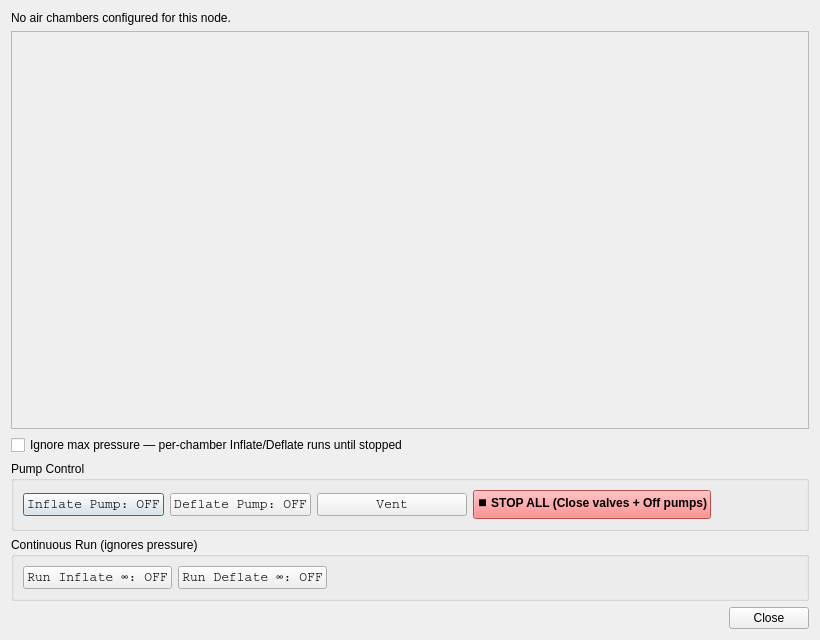
Qt form src/gui/ui/test_actuators_dialog.ui (techandpeople/SoftEdIBO) before a commit.
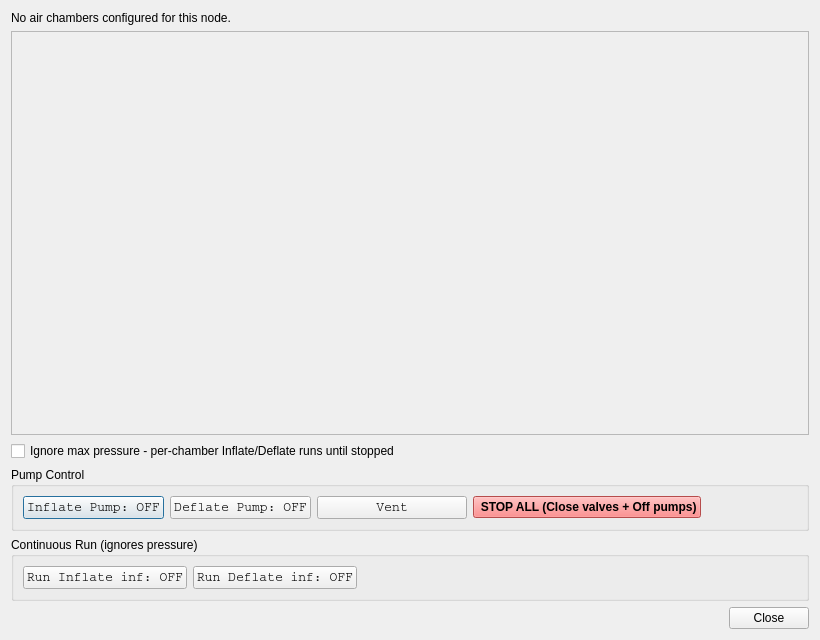
The same form after that commit.

Patch:
```diff
--- a/src/gui/ui/test_actuators_dialog.ui
+++ b/src/gui/ui/test_actuators_dialog.ui
@@ -45,7 +45,7 @@
        </item>
        <item>
         <widget class="QCheckBox" name="cont_cb">
-         <property name="text"><string>Ignore max pressure — per-chamber Inflate/Deflate runs until stopped</string></property>
+         <property name="text"><string>Ignore max pressure - per-chamber Inflate/Deflate runs until stopped</string></property>
          <property name="visible"><bool>false</bool></property>
          <property name="whatsThis"><string>While checked, a chamber's Inflate or Deflate button toggles a continuous run of that one chamber: it opens the matching valve and drives the pump, ignoring the configured max/min pressure, until you press the button (now ⏹ Stop) again. While unchecked, those buttons do a one-shot fill toward the configured max/min.</string></property>
         </widget>
@@ -85,7 +85,7 @@
           <item>
            <widget class="QPushButton" name="stop_all_btn">
             <property name="styleSheet"><string notr="true">background-color: #FF6B6B; font-weight: bold;</string></property>
-            <property name="text"><string>⏹ STOP ALL (Close valves + Off pumps)</string></property>
+            <property name="text"><string> STOP ALL (Close valves + Off pumps)</string></property>
             <property name="whatsThis"><string>Cut both pumps, close every valve, clear manual overrides and reset every chamber to idle, then LATCH the node off. The node stays off until the next actuation re-arms it, so a single delivered stop frame holds even if a later frame drops.</string></property>
            </widget>
           </item>
@@ -106,14 +106,14 @@
           <item>
            <widget class="QPushButton" name="run_inf_btn">
             <property name="styleSheet"><string notr="true">font-family: Courier; font-size: 10pt;</string></property>
-            <property name="text"><string>Run Inflate ∞: OFF</string></property>
+            <property name="text"><string>Run Inflate inf: OFF</string></property>
             <property name="whatsThis"><string>Turn the inflate pump on and open every inflate valve, and keep them on until stopped. Ignores pressure limits.</string></property>
            </widget>
           </item>
           <item>
            <widget class="QPushButton" name="run_def_btn">
             <property name="styleSheet"><string notr="true">font-family: Courier; font-size: 10pt;</string></property>
-            <property name="text"><string>Run Deflate ∞: OFF</string></property>
+            <property name="text"><string>Run Deflate inf: OFF</string></property>
             <property name="whatsThis"><string>Turn the deflate pump on and open every deflate valve, and keep them on until stopped. Ignores pressure limits.</string></property>
            </widget>
           </item>
```
Left out of the diff: 10 changed lines with no effect on the pictures.
